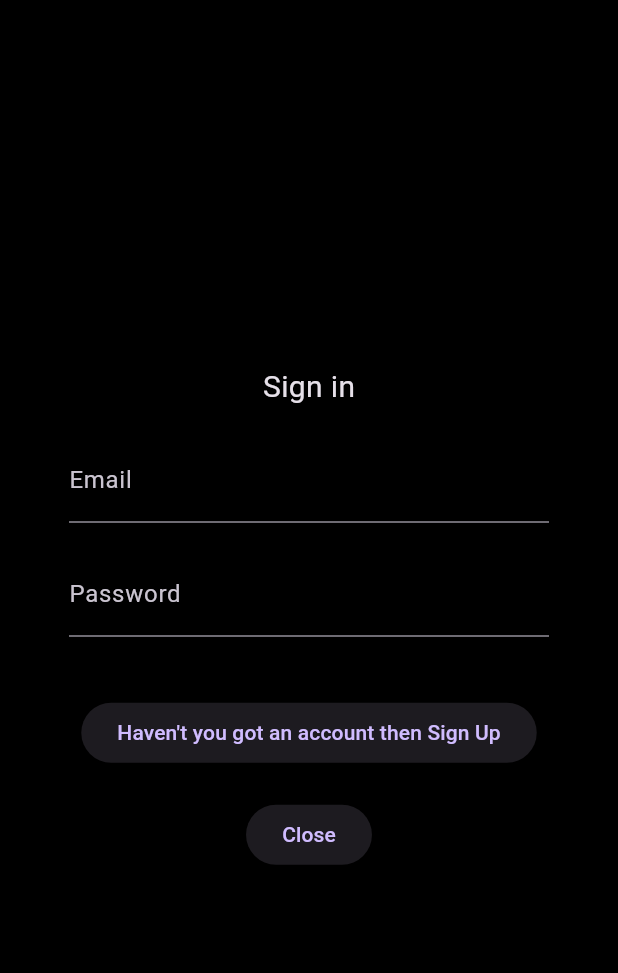
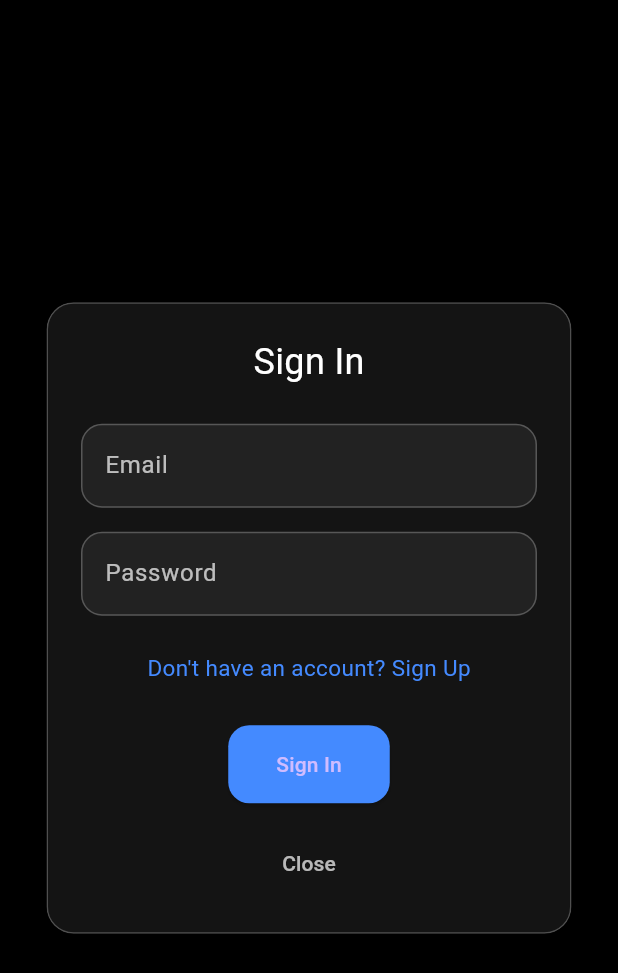
Before and after one commit to merdanusa/Net, a Flutter app: the screen it shows after launch, after a tap on "Authenticate", on a phone screen of 412 x 824 dp. Shown: the top 973 px of the screen. Run offline on Flutter 3.47's test engine with Material 3 defaults, Android fonts, the phone set to English and light mode, and no system bars.

Commit message:
init commit

```diff
--- a/lib/pages/auth_page.dart
+++ b/lib/pages/auth_page.dart
@@ -1,4 +1,5 @@
 import 'package:flutter/material.dart';
+import 'dart:ui';
 
 class User {
   String? email;
@@ -9,10 +10,11 @@ class AuthPage extends StatefulWidget {
   const AuthPage({super.key});
 
   @override
-  State<AuthPage> createState() => _AuthPage();
+  State<AuthPage> createState() => _AuthPageState();
 }
 
-class _AuthPage extends State<AuthPage> {
+class _AuthPageState extends State<AuthPage>
+    with SingleTickerProviderStateMixin {
   bool modal = false;
   bool isSignIn = true;
   bool reConfirm = false;
@@ -26,107 +28,189 @@ class _AuthPage extends State<AuthPage> {
       body: Stack(
         alignment: Alignment.center,
         children: [
-          if (!modal)
-            Center(
+          AnimatedOpacity(
+            opacity: modal ? 0 : 1,
+            duration: const Duration(milliseconds: 400),
+            child: Center(
               child: Column(
                 mainAxisSize: MainAxisSize.min,
                 children: [
                   const Text(
-                    "Let us get access crossover Ethernet!",
-                    style: TextStyle(color: Colors.white, fontSize: 32),
+                    "Let us get access\ncrossover Ethernet!",
+                    style: TextStyle(
+                      color: Colors.white,
+                      fontSize: 30,
+                      fontWeight: FontWeight.w600,
+                    ),
                     textAlign: TextAlign.center,
                   ),
-                  const SizedBox(height: 20),
+                  const SizedBox(height: 30),
                   ElevatedButton(
-                    onPressed: () {
-                      setState(() {
-                        modal = true;
-                      });
-                    },
-                    style: ButtonStyle(
-                      padding: MaterialStateProperty.all(
-                        const EdgeInsets.all(20),
+                    style: ElevatedButton.styleFrom(
+                      padding: const EdgeInsets.symmetric(
+                        horizontal: 30,
+                        vertical: 16,
+                      ),
+                      shape: RoundedRectangleBorder(
+                        borderRadius: BorderRadius.circular(20),
                       ),
                     ),
+                    onPressed: () => setState(() => modal = true),
                     child: const Text("Authenticate"),
-                  ),
-
-                  const SizedBox(height: 20),
-
-                  Text(
-                    user.email == null ? "" : "Email: ${user.email}",
-                    style: const TextStyle(color: Colors.white, fontSize: 18),
                   ),
                 ],
               ),
             ),
+          ),
 
-          if (modal)
-            Center(
-              child: Container(
-                padding: const EdgeInsets.all(20),
-                width: 360,
-                child: Column(
-                  mainAxisSize: MainAxisSize.min,
-                  children: [
-                    const Text("Sign in", style: TextStyle(fontSize: 20)),
-                    const SizedBox(height: 20),
-                    TextField(
-                      decoration: const InputDecoration(labelText: "Email"),
-                      onChanged: (value) {
-                        setState(() {
-                          user.email = value;
-                        });
-                      },
-                    ),
-                    const SizedBox(height: 20),
-                    TextField(
-                      decoration: const InputDecoration(labelText: "Password"),
-                      obscureText: true,
-                      onChanged: (value) {
-                        setState(() {
-                          user.password = value;
-                        });
-                      },
-                    ),
-                    const SizedBox(height: 20),
-                    if (!isSignIn)
-                      TextField(
-                        decoration: const InputDecoration(
-                          labelText: "Re-confirm password",
+          AnimatedSwitcher(
+            duration: const Duration(milliseconds: 450),
+            reverseDuration: const Duration(milliseconds: 300),
+            child: modal
+                ? SlideFade(
+                    child: ClipRRect(
+                      borderRadius: BorderRadius.circular(18),
+                      child: BackdropFilter(
+                        filter: ImageFilter.blur(sigmaX: 14, sigmaY: 14),
+                        child: Container(
+                          width: 350,
+                          padding: const EdgeInsets.all(22),
+                          decoration: BoxDecoration(
+                            color: Colors.white.withOpacity(0.08),
+                            borderRadius: BorderRadius.circular(18),
+                            border: Border.all(
+                              color: Colors.white.withOpacity(0.25),
+                            ),
+                          ),
+                          child: Column(
+                            mainAxisSize: MainAxisSize.min,
+                            children: [
+                              Text(
+                                isSignIn ? "Sign In" : "Sign Up",
+                                style: const TextStyle(
+                                  color: Colors.white,
+                                  fontSize: 24,
+                                ),
+                              ),
+
+                              const SizedBox(height: 24),
+                              _field("Email", (v) => user.email = v),
+                              const SizedBox(height: 16),
+                              _field(
+                                "Password",
+                                (v) => user.password = v,
+                                obscure: true,
+                              ),
+
+                              if (!isSignIn) ...[
+                                const SizedBox(height: 16),
+                                _field(
+                                  "Re-confirm Password",
+                                  (v) => setState(
+                                    () => reConfirm = (user.password == v),
+                                  ),
+                                  obscure: true,
+                                ),
+                              ],
+
+                              const SizedBox(height: 24),
+                              GestureDetector(
+                                onTap: () =>
+                                    setState(() => isSignIn = !isSignIn),
+                                child: Text(
+                                  isSignIn
+                                      ? "Don't have an account? Sign Up"
+                                      : "Already have an account? Sign In",
+                                  style: const TextStyle(
+                                    color: Colors.blueAccent,
+                                    fontSize: 15,
+                                  ),
+                                ),
+                              ),
+                              const SizedBox(height: 28),
+
+                              ElevatedButton(
+                                style: ElevatedButton.styleFrom(
+                                  backgroundColor: Colors.blueAccent,
+                                  padding: const EdgeInsets.symmetric(
+                                    horizontal: 32,
+                                    vertical: 16,
+                                  ),
+                                  shape: RoundedRectangleBorder(
+                                    borderRadius: BorderRadius.circular(14),
+                                  ),
+                                ),
+                                onPressed: () {},
+                                child: Text(
+                                  isSignIn ? "Sign In" : "Create Account",
+                                ),
+                              ),
+                              const SizedBox(height: 16),
+
+                              TextButton(
+                                onPressed: () => setState(() => modal = false),
+                                child: const Text(
+                                  "Close",
+                                  style: TextStyle(color: Colors.white70),
+                                ),
+                              ),
+                            ],
+                          ),
                         ),
-                        obscureText: true,
-                        onChanged: (value) {
-                          setState(() {
-                            reConfirm = (user.password == value);
-                          });
-                        },
-                      ),
-                    const SizedBox(height: 20),
-                    ElevatedButton(
-                      onPressed: () {
-                        setState(() => isSignIn = !isSignIn);
-                      },
-                      child: Text(
-                        isSignIn
-                            ? "Haven't you got an account then Sign Up"
-                            : "Have you got an account then Sign In",
                       ),
                     ),
-
-                    const SizedBox(height: 20),
-                    ElevatedButton(
-                      onPressed: () {
-                        setState(() => modal = false);
-                      },
-                      child: const Text("Close"),
-                    ),
-                  ],
-                ),
-              ),
-            ),
+                  )
+                : const SizedBox.shrink(),
+          ),
         ],
       ),
     );
   }
+
+  Widget _field(
+    String label,
+    Function(String) onChanged, {
+    bool obscure = false,
+  }) {
+    return TextField(
+      style: const TextStyle(color: Colors.white),
+      obscureText: obscure,
+      decoration: InputDecoration(
+        labelText: label,
+        labelStyle: const TextStyle(color: Colors.white70),
+        enabledBorder: OutlineInputBorder(
+          borderRadius: BorderRadius.circular(14),
+          borderSide: BorderSide(color: Colors.white24),
+        ),
+        focusedBorder: OutlineInputBorder(
+          borderRadius: BorderRadius.circular(14),
+          borderSide: BorderSide(color: Colors.blueAccent),
+        ),
+        fillColor: Colors.white.withOpacity(0.06),
+        filled: true,
+      ),
+      onChanged: onChanged,
+    );
+  }
 }
+
+class SlideFade extends StatelessWidget {
+  final Widget child;
+  const SlideFade({super.key, required this.child});
+
+  @override
+  Widget build(BuildContext context) {
+    return TweenAnimationBuilder(
+      tween: Tween<double>(begin: 0.85, end: 1),
+      duration: const Duration(milliseconds: 450),
+      curve: Curves.easeOutCubic,
+      builder: (context, value, child) {
+        return Transform.scale(
+          scale: value,
+          child: Opacity(opacity: value, child: child),
+        );
+      },
+      child: child,
+    );
+  }
+}
```
